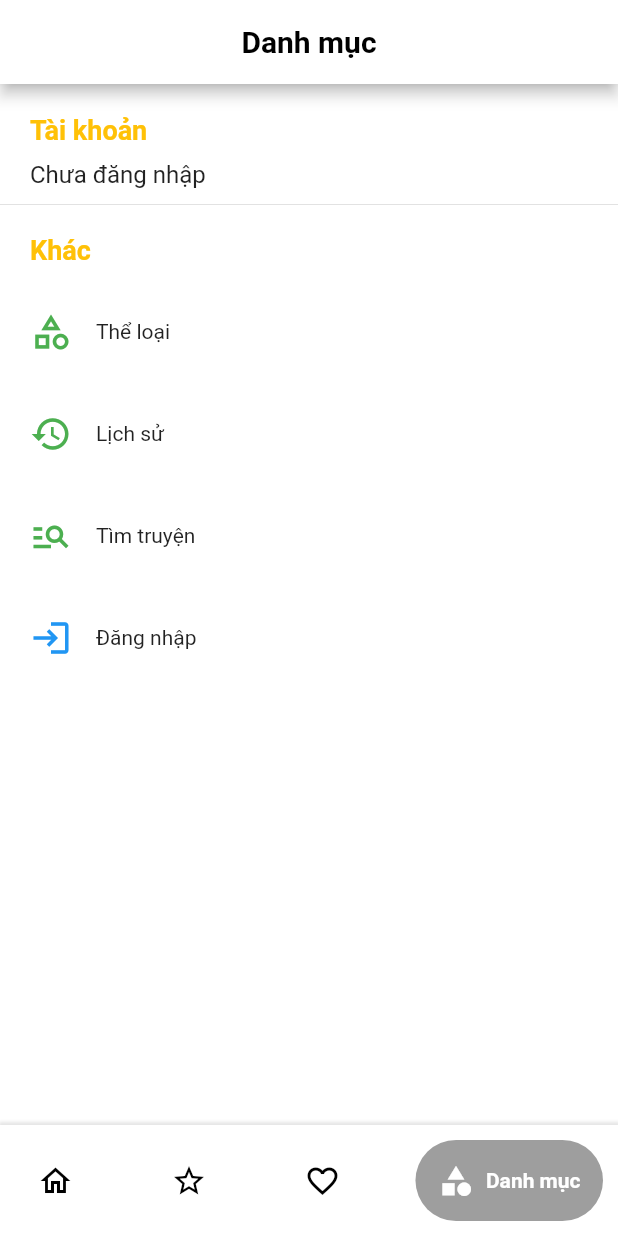
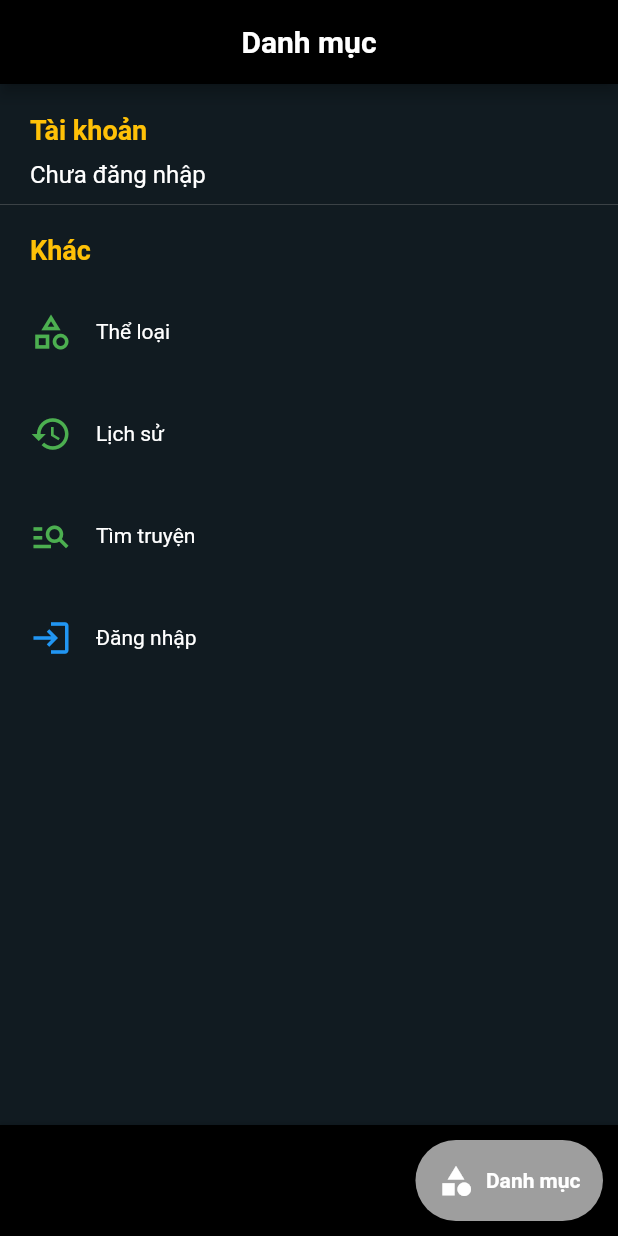
Before and after one commit to nguyenhuutu270402/flutter_comic-reading, a Flutter app: the screen it shows after launch, item 4 of the bottom bar chosen, on a phone screen of 412 x 824 dp. Run offline on Flutter 3.47's test engine with Material 2 defaults, Android fonts, the phone set to English and light mode, and no system bars; drawn by our look-alikes of google_nav_bar; our stand-ins replace bloc, cached_network_image, dio, flutter_bloc, flutter_easyloading, flutter_rating_bar and 3 more; network calls fail.

Commit message:
update 86

```diff
--- a/lib/common/widgets/my_grid_view_widget.dart
+++ b/lib/common/widgets/my_grid_view_widget.dart
@@ -2,7 +2,6 @@ import 'package:cached_network_image/cached_network_image.dart';
 import 'package:comic_reading/common/my_function/my_function.dart';
 import 'package:comic_reading/common/widgets/touch_opacity_widget.dart';
 import 'package:comic_reading/screens/chi_tiet/chi_tiet_page.dart';
-import 'package:comic_reading/screens/trang_chu/model/truyen.dart';
 import 'package:flutter/material.dart';
 
 class MyGridViewWidget extends StatelessWidget {
@@ -132,7 +131,7 @@ class MyGridViewWidget extends StatelessWidget {
                 ),
               );
             } else if (currentMax > data.length) {
-              return Text("Hết rồi ba");
+              return Text("Hết rồi!!!!!!!!!!");
             } else {
               print(currentMax);
               return _buildLoader();
--- a/lib/main.dart
+++ b/lib/main.dart
@@ -29,18 +29,12 @@ void configLoading() {
 
 class MyApp extends StatelessWidget {
   const MyApp({super.key});
-  // static const isDarkTheme = true;
-  static const isDarkTheme = false;
+  static const isDarkTheme = true;
+  // static const isDarkTheme = false;
 
   // This widget is the root of your application.
   @override
   Widget build(BuildContext context) {
-    // Set status bar color to red
-    SystemChrome.setSystemUIOverlayStyle(
-      SystemUiOverlayStyle(
-        statusBarColor: Colors.red,
-      ),
-    );
     return MaterialApp(
       debugShowCheckedModeBanner: false,
       title: 'Comic Reading',
```
Also changed, not shown: lib/screens/trang_chu/trang_chu_page.dart (+36 -32 lines).
